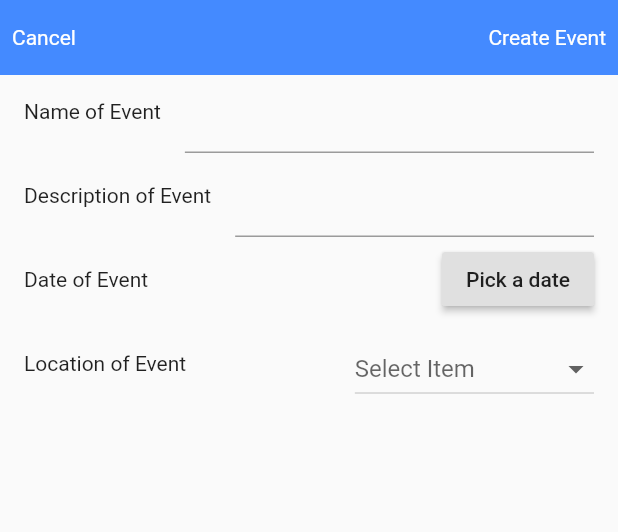
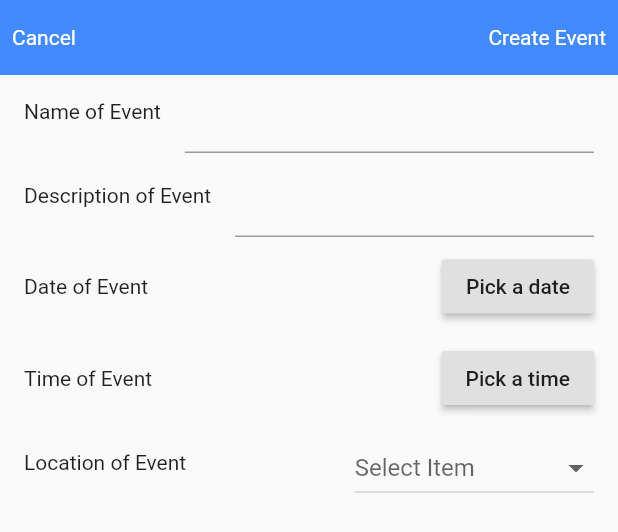
Before and after one commit to Cristianooo/CUgo, a Flutter app: the CreateEvent widget shown alone on an empty page, opened directly, on a phone screen of 412 x 824 dp. Shown: the top 532 px of the screen. Run offline on Flutter 3.47's test engine with Material 2 defaults, Android fonts, the phone set to English and light mode, and no system bars; our stand-ins replace cloud_firestore, firebase_auth, font_awesome_flutter; missing offline and left inert: flutter_calendar; accounts and stored records are empty.

Commit message:
Fix Time bug

```diff
--- a/lib/CreateEvent.dart
+++ b/lib/CreateEvent.dart
@@ -49,7 +49,47 @@ class _CreateEvent extends State<CreateEvent> {
     }
   }
 
+  TimeOfDay _time = new TimeOfDay.now();
+  String _timeText = "";
+  Future<Null> _selectTime(BuildContext context) async {
+    final TimeOfDay picked = await showTimePicker(
+      context: context,
+      initialTime: _time
+    );
+
+    if (picked != null) {
+      print("Time selected: " + todString(_time));
+      setState(() {
+        _time = picked;
+        _timeText = todString(_time);
+      });
+    }
+  }
+
+  String todString(TimeOfDay time){
+    int hourConvert = time.hour;
+    int minConvert = time.minute;
+    String ampm = "AM";
+    if (time.hour > 12){
+      ampm = "PM";
+      hourConvert -= 12;
+    }
+
+    final String hourLabel = hourConvert.toString();
+    String minuteLabel = '';
+    if (time.minute < 10)
+    {
+      minuteLabel = "0" + time.minute.toString();
+    }
+    else{
+      minuteLabel = time.minute.toString();
+    }
+
+    return '$hourLabel:$minuteLabel $ampm';
+  }
   void _addEvent() {
+    DateTime _finalDate = new DateTime(_date.year, _date.month, _date.day, _time.hour, _time.minute);
+
     for (Location myGeo in _chapLocations) {
       if (_currentItemSelected == myGeo.title) {
         _tempLocation = myGeo.geopoint;
@@ -58,7 +98,7 @@ class _CreateEvent extends State<CreateEvent> {
     Firestore.instance.collection('events').document().setData({
       'name': nameController.text,
       'description': descController.text,
-      'date': _date,
+      'date': _finalDate,
       'location': _tempLocation,
     });
   }
@@ -119,7 +159,9 @@ class _CreateEvent extends State<CreateEvent> {
                       : null,
                 ),
               ),
-              new ListTile(
+              new Padding(
+                padding:EdgeInsets.only(top:5),
+                child: new ListTile(
                   leading: Text('Date of Event'),
                   trailing: new Column(
                       mainAxisSize: MainAxisSize.min,
@@ -132,6 +174,23 @@ class _CreateEvent extends State<CreateEvent> {
                         ),
                         new Text(_dateText)
                       ])),
+              ),
+              new Padding(
+                padding:EdgeInsets.only(top: 5),
+                child: new ListTile(
+                  leading: Text('Time of Event'),
+                  trailing: new Column(
+                      mainAxisSize: MainAxisSize.min,
+                      children: <Widget>[
+                        new RaisedButton(
+                          child: Text('Pick a time'),
+                          onPressed: () {
+                            _selectTime(context);
+                          },
+                        ),
+                        new Text(_timeText)
+                      ])),
+              ),
               new ListTile(
                 leading: Text('Location of Event'),
                 trailing: new DropdownButton<String>(
--- a/lib/ProfilePage.dart
+++ b/lib/ProfilePage.dart
@@ -147,9 +147,9 @@ class _ProfilePage extends State<ProfilePage> {
                       child: Text('Sign out'),
                       color: Colors.red,
                       onPressed: () {
-                        setState(() {
                           _signOut();
-                        });
+                          Navigator.pop(context);
+
                       }),
                 )
               ],
--- a/lib/firstTab.dart
+++ b/lib/firstTab.dart
@@ -80,7 +80,7 @@ class _FirstTabState extends State<FirstTab> {
                               }),
                           ListTile(
                               leading: const Icon(Icons.access_time),
-                              subtitle: Text(eventTimeFormat
+                              title: Text(eventTimeFormat
                                   .format(document['date'].toDate()))),
                         ],
                       )));
@@ -106,8 +106,8 @@ class _FirstTabState extends State<FirstTab> {
 class SecondRoute extends StatelessWidget {
   final Event myEvent;
   SecondRoute(this.myEvent);
-  var eventDayFormat = new DateFormat("yMMMMd");
-  var eventTimeFormat = new DateFormat("jm");
+  final eventDayFormat = new DateFormat("yMMMMd");
+  final eventTimeFormat = new DateFormat("jm");
   @override
   Widget build(BuildContext context) {
     return Scaffold(
```
Also changed, not shown: pubspec.yaml (+4 -4 lines), pubspec.lock, 5 other files.
